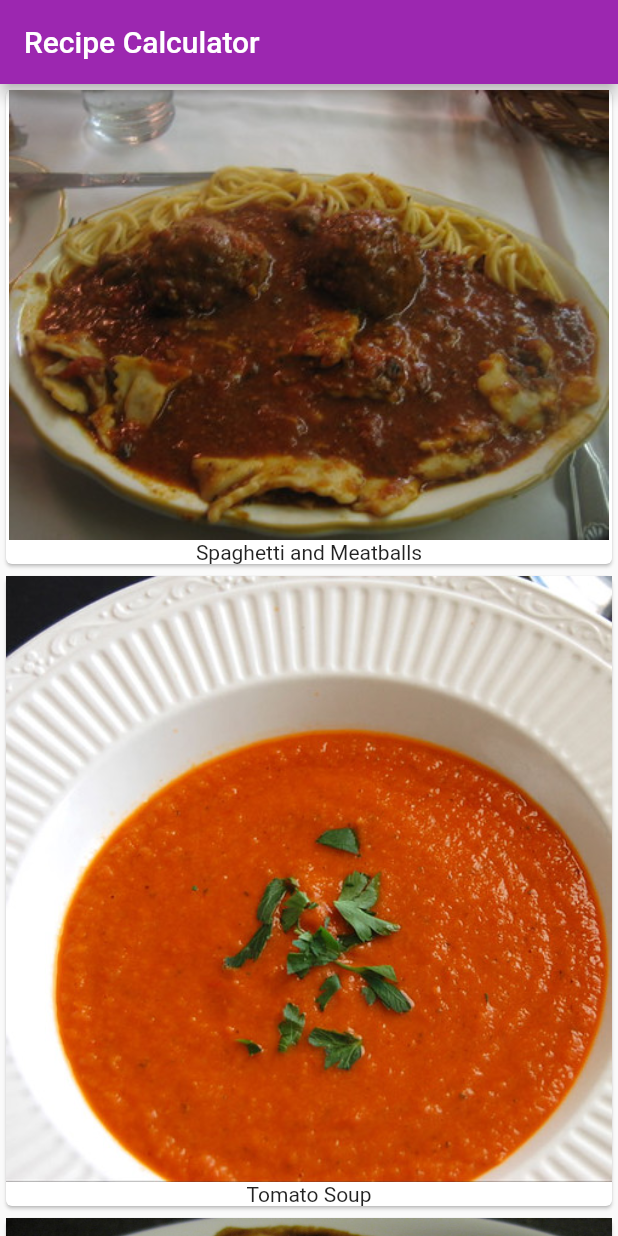
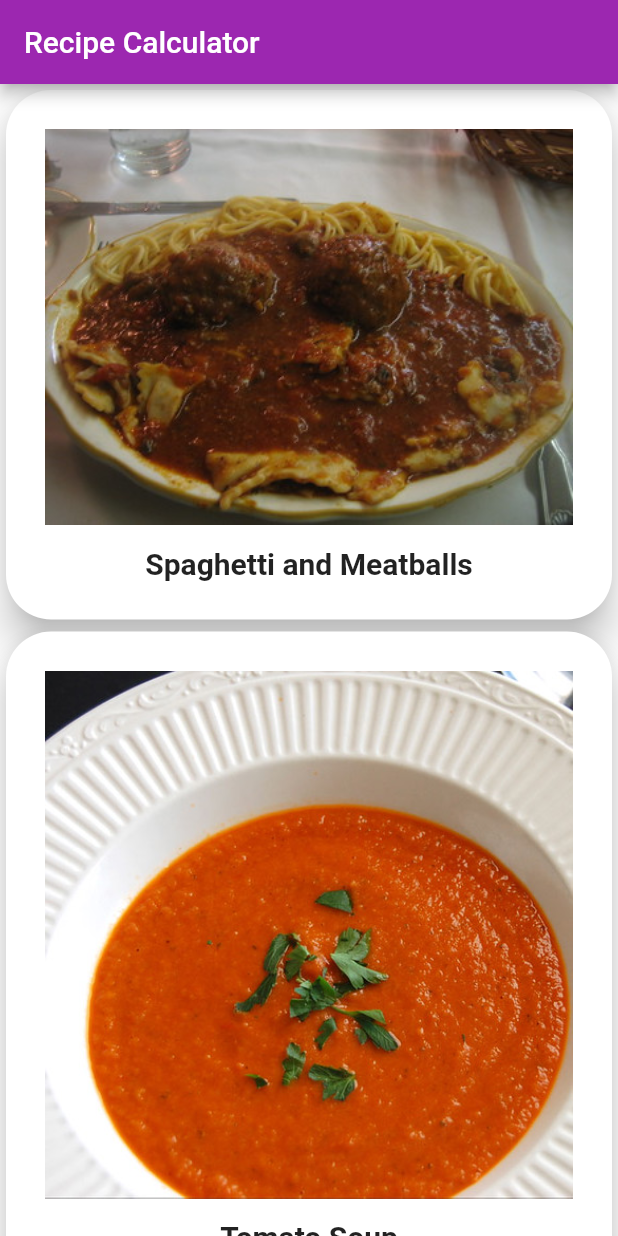
Before and after one commit to Betabravah/food_recipe_flutter, a Flutter app: the screen it shows after launch, on a phone screen of 412 x 824 dp. Run offline on Flutter 3.47's test engine with Material 2 defaults, Android fonts, the phone set to English and light mode, and no system bars; Roboto replaces fonts that are missing (Palatino).

Commit message:
Modified UI

```diff
--- a/receipe/lib/main.dart
+++ b/receipe/lib/main.dart
@@ -56,11 +56,27 @@ class _MyHomePageState extends State<MyHomePage> {
 
   Widget buildRecipeCard(Recipe recipe) {
     return Card(
-      child: Column(
-        children: <Widget>[
-          Image(image: AssetImage(recipe.imageUrl)),
-          Text(recipe.label),
-        ],
+      elevation: 10.0,
+      shape: RoundedRectangleBorder(
+          borderRadius: BorderRadius.circular(30.0)),
+      child: Padding(padding: const EdgeInsets.all(26.0),
+
+        child: Column(
+          children: <Widget>[
+            Image(image: AssetImage(recipe.imageUrl)),
+            const SizedBox(
+              height: 14.0,
+            ),
+            Text(
+              recipe.label,
+              style: const TextStyle(
+                fontSize: 20.0,
+                fontWeight: FontWeight.w700,
+                fontFamily: 'Palatino',
+              ),
+            ),
+          ],
+        ),
       ),
     );
   }
```
Also changed, not shown: 1 other file.
